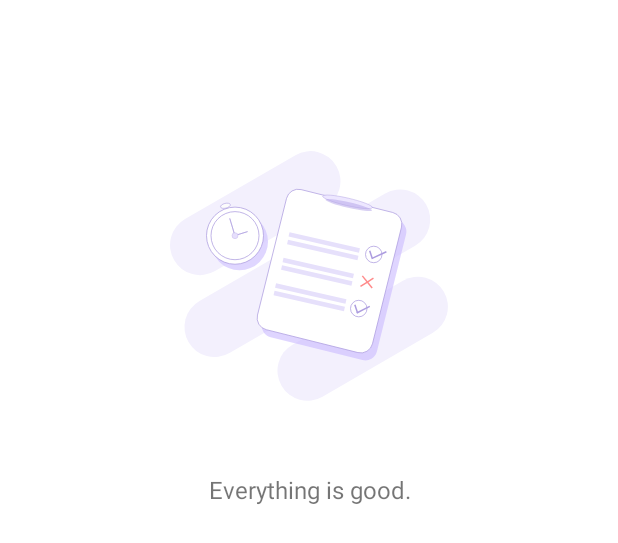
After one commit to Expirat/ExpiratAndroid, an Android app: the layout view_empty_expire_list.xml on its own in the app's theme, with its tools: preview values and no code run, on a phone screen of 412 x 824 dp. The commit adds this screen. Shown: the top 543 px of the screen. Run offline under Robolectric (Android 15) with nearby library versions, the phone set to English and light mode, and no system bars.

Commit message:
Change wording

```diff
--- a/app/src/main/res/layout/activity_expired.xml
+++ b/app/src/main/res/layout/activity_expired.xml
@@ -26,7 +26,7 @@
             android:layout_height="match_parent"
             app:layout_behavior="@string/appbar_scrolling_view_behavior"/>
 
-    <com.expirate.expirat.ui.widget.EmptyView
+    <com.expirate.expirat.ui.widget.EmptyExpireView
             android:id="@+id/empty_view"
             android:layout_width="match_parent"
             android:layout_height="match_parent"
--- /dev/null
+++ b/app/src/main/res/layout/view_empty_expire_list.xml
@@ -0,0 +1,27 @@
+<?xml version="1.0" encoding="utf-8"?>
+<LinearLayout xmlns:android="http://schemas.android.com/apk/res/android"
+              xmlns:app="http://schemas.android.com/apk/res-auto"
+              android:orientation="vertical"
+              android:layout_width="match_parent"
+              android:layout_height="match_parent"
+              android:background="@android:color/white"
+              android:gravity="center_horizontal">
+
+
+    <ImageView
+            android:layout_width="wrap_content"
+            android:layout_height="wrap_content"
+            app:srcCompat="@drawable/ic_empty_list"
+            android:layout_marginTop="100dp"
+            android:contentDescription="@string/image_description_empty_list"/>
+
+    <TextView
+            android:layout_width="match_parent"
+            android:layout_height="wrap_content"
+            android:gravity="center"
+            android:layout_marginTop="48dp"
+            android:lineSpacingMultiplier="1.2"
+            android:textSize="16sp"
+            android:text="@string/message_empty_expire_list"/>
+
+</LinearLayout>
--- a/app/src/main/res/values/strings.xml
+++ b/app/src/main/res/values/strings.xml
@@ -22,6 +22,7 @@
     <string name="format_label_expired_date">Expired Date\n%s</string>
     <string name="image_description_empty_list" translatable="false">Image empty list</string>
     <string name="message_empty_list">You don\'t have any items.\nAdd new one here.</string>
+    <string name="message_empty_expire_list">Everything is good.</string>
     <string name="title_action_delete" translatable="false">Delete</string>
     <string name="image_description_action_more" translatable="false">Action more</string>
     <string name="label_expired_items">Expired Items</string>
```
Also changed, not shown: app/src/main/java/com/expirate/expirat/ui/widget/EmptyExpireView.java (added, +28 -0 lines), 1 other file.
